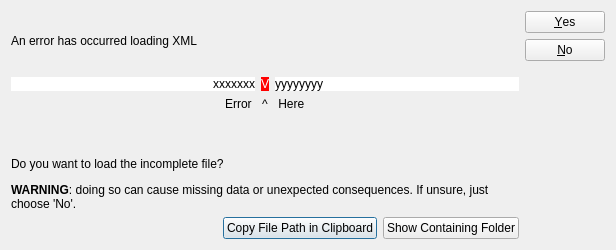
First picture: the form in src/modules/xml/xmlerrormanagerdialog.ui, repository lbellonda/qxmledit, before the edit.
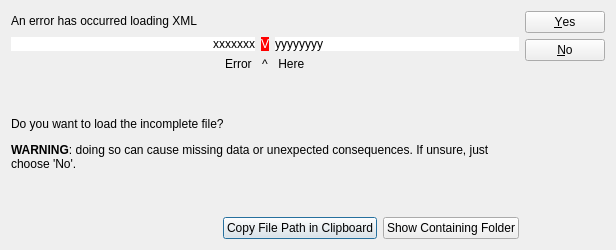
Second picture: the form after the edit. Icons and pictures are not drawn.

Commit message: NEWS, TODO and fixed load errors dialog.

Diff of the .ui file:
```diff
--- a/src/modules/xml/xmlerrormanagerdialog.ui
+++ b/src/modules/xml/xmlerrormanagerdialog.ui
@@ -157,7 +157,7 @@
      <item>
       <widget class="QLabel" name="label_2">
        <property name="text">
-        <string>&lt;html&gt;&lt;head/&gt;&lt;body&gt;&lt;p&gt;&lt;br/&gt;&lt;/p&gt;&lt;p&gt;Do you want to load the incomplete file?&lt;/p&gt;&lt;p&gt;&lt;img src=&quot;:/special/warning&quot;/&gt;&lt;span style=&quot;font-weight:600;&quot;&gt;WARNING&lt;/span&gt;: doing so can cause missing data or unexpected consequences. If unsure, just choose 'No'.&lt;/p&gt;&lt;/body&gt;&lt;/html&gt;</string>
+        <string>&lt;html&gt;&lt;head/&gt;&lt;body&gt;&lt;p&gt;&lt;br/&gt;&lt;/p&gt;&lt;p&gt;Do you want to load the incomplete file?&lt;/p&gt;&lt;p&gt;&lt;img src=&quot;:/special/warning&quot;/&gt;&lt;span style=&quot; font-weight:600;&quot;&gt;WARNING&lt;/span&gt;: doing so can cause missing data or unexpected consequences. If unsure, just choose 'No'.&lt;/p&gt;&lt;p&gt;&lt;br/&gt;&lt;/p&gt;&lt;/body&gt;&lt;/html&gt;</string>
        </property>
        <property name="wordWrap">
         <bool>true</bool>
```
The commit also changes 3 other files.
